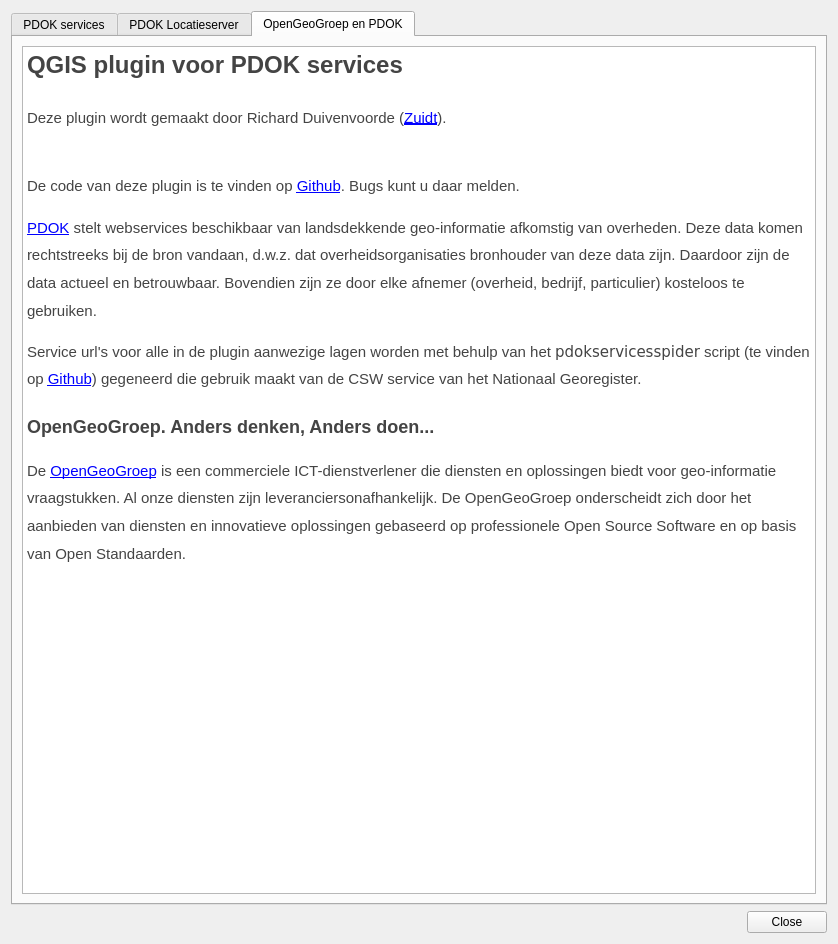
Before: the Qt Designer form pdokservicesplugin/ui_pdokservicesplugindialog.ui in rduivenvoorde/pdokservicesplugin, drawn with Qt 5.
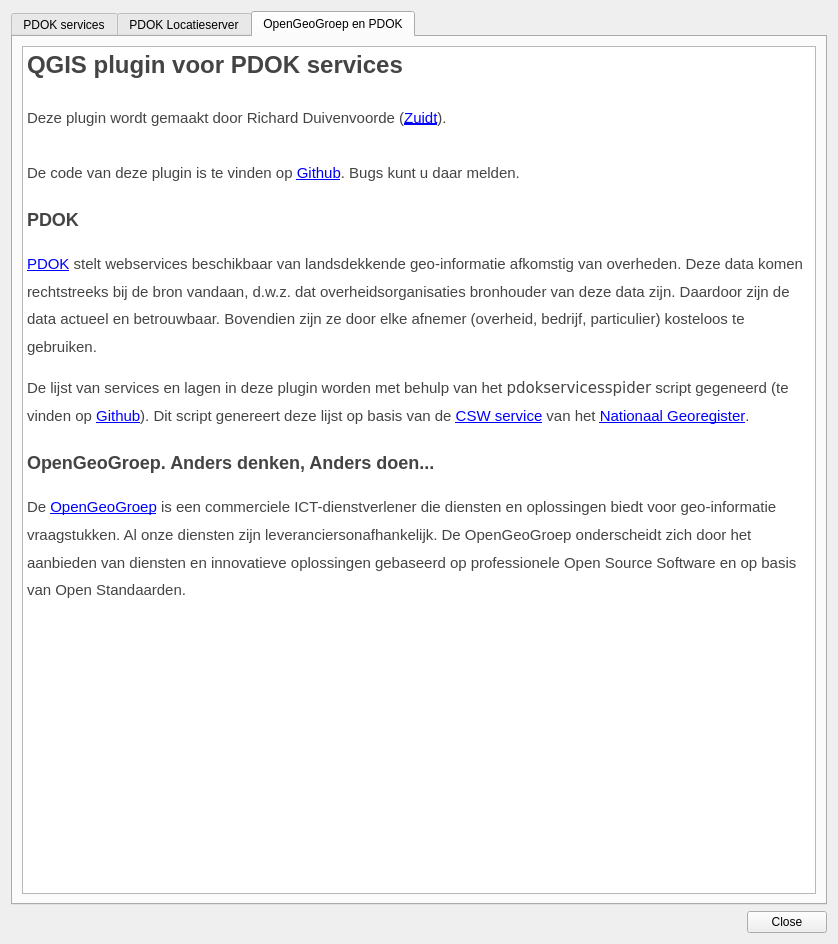
After: the same form once the commit is applied. The open tabs and pages were chosen to show the change. Icons and pictures are not drawn.

Commit message: #53 verbeteren foutafhandeling plugin en wat string formatting in help tekst

```diff
--- a/pdokservicesplugin/ui_pdokservicesplugindialog.ui
+++ b/pdokservicesplugin/ui_pdokservicesplugindialog.ui
@@ -287,25 +287,26 @@
 &lt;body&gt;
   &lt;h1&gt;QGIS plugin voor PDOK services&lt;/h1&gt;
   &lt;p&gt;
-    Deze plugin wordt gemaakt door Richard Duivenvoorde
-    (&lt;a href=&quot;http://www.zuidt.nl&quot;&gt;Zuidt&lt;/a&gt;).&lt;br /&gt;
-  &lt;/p&gt;
-  &lt;p&gt;
+    Deze plugin wordt gemaakt door Richard Duivenvoorde (&lt;a href=&quot;http://www.zuidt.nl&quot;&gt;Zuidt&lt;/a&gt;).
+    &lt;br&gt;
+    &lt;br&gt;
     De code van deze plugin is te vinden op &lt;a href=&quot;https://github.com/rduivenvoorde/pdokservicesplugin&quot;&gt;Github&lt;/a&gt;.
     Bugs kunt u daar melden.
   &lt;/p&gt;
 
-  &lt;p&gt;&lt;img src=&quot;:/plugins/pdokservicesplugin/resources/pdok.png&quot; /&gt;&lt;/p&gt;
+  &lt;h2&gt;PDOK&lt;/h2&gt;
   &lt;p&gt;
+    &lt;img style=&quot;margin-right:10px;&quot; src=&quot;:/plugins/pdokservicesplugin/resources/pdok.png&quot; align=&quot;left&quot; /&gt;
     &lt;a href=&quot;http://www.pdok.nl&quot;&gt;PDOK&lt;/a&gt; stelt webservices beschikbaar van landsdekkende geo-informatie afkomstig van
     overheden. Deze data komen rechtstreeks bij de bron vandaan, d.w.z. dat overheidsorganisaties bronhouder van deze
     data zijn. Daardoor zijn de data actueel en betrouwbaar. Bovendien zijn ze door elke afnemer (overheid, bedrijf,
     particulier) kosteloos te gebruiken.
   &lt;/p&gt;
   &lt;p&gt;
-    Service url&#39;s voor alle in de plugin aanwezige lagen worden met behulp van het &lt;tt&gt;pdokservicesspider&lt;/tt&gt; script
-    (te vinden op &lt;a href=&quot;https://github.com/rduivenvoorde/pdokservicesplugin&quot;&gt;Github&lt;/a&gt;) gegeneerd die gebruik maakt
-    van de CSW service van het Nationaal Georegister.
+    De lijst van services en lagen in deze plugin worden met behulp van het &lt;tt&gt;pdokservicesspider&lt;/tt&gt; script
+    gegeneerd (te vinden op &lt;a href=&quot;https://github.com/rduivenvoorde/pdokservicesplugin&quot;&gt;Github&lt;/a&gt;). Dit script
+    genereert deze lijst op basis van de &lt;a href=&quot;https://www.nationaalgeoregister.nl/geonetwork/srv/dut/csw?service=CSW&amp;request=GetCapabilities&amp;version=2.0.2&quot;&gt;CSW
+      service&lt;/a&gt; van het &lt;a href=&quot;https://www.nationaalgeoregister.nl/&quot;&gt;Nationaal Georegister&lt;/a&gt;.
   &lt;/p&gt;
 
   &lt;h2&gt;OpenGeoGroep. Anders denken, Anders doen...&lt;/h2&gt;
```
Left out of the diff: 18 changed lines with no effect on the pictures. The commit also changes 14 other files.
